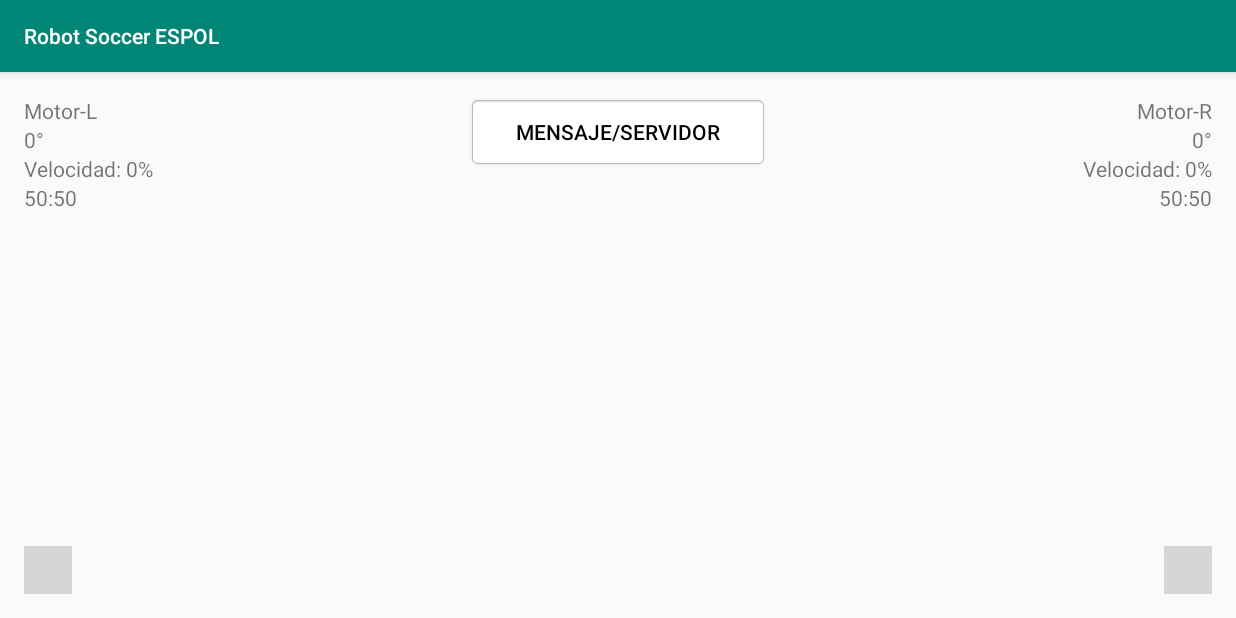
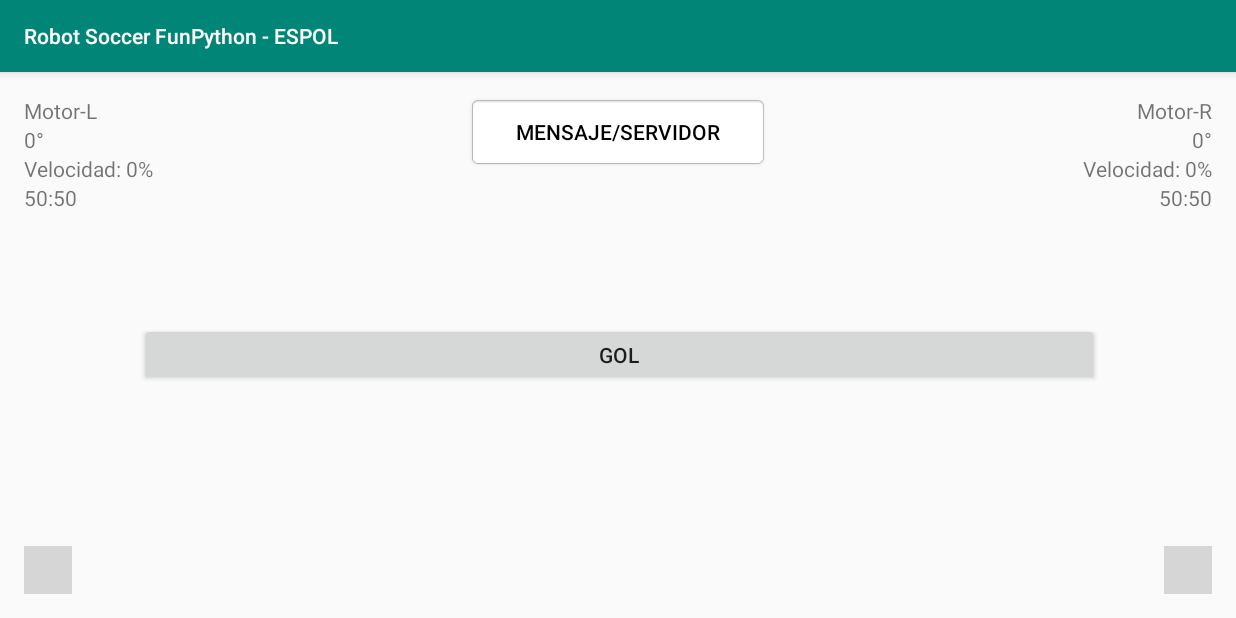
Before and after one commit to eduardisrael/robotSoccerJoystick, an Android app: the screen it shows after launch (MainActivity), on a phone screen of 824 x 412 dp (held sideways). Run offline under Robolectric (Android 15) with nearby library versions, the phone set to English and light mode, and no system bars; libraries missing offline, so code that uses them is left out: io.github.controlwear.virtual; plain views replace JoystickView; 4 statements that could not run were skipped; grey boxes are pictures that could not be loaded.

Commit message:
app-version1.0

```diff
--- a/app/build.gradle
+++ b/app/build.gradle
@@ -3,7 +3,7 @@ apply plugin: 'com.android.application'
 android {
     compileSdkVersion 28
     defaultConfig {
-        applicationId "com.example.israel.pruebanueva"
+        applicationId "com.example.israel.robotSoccerJoystick"
         minSdkVersion 19
         targetSdkVersion 28
         versionCode 1
--- a/app/src/main/java/com/example/israel/pruebanueva/MainActivity.java
+++ b/app/src/main/java/com/example/israel/robotSoccerJoystick/MainActivity.java
@@ -1,20 +1,20 @@
-package com.example.israel.pruebanueva;
+package com.example.israel.robotSoccerJoystick;
 
+import io.github.controlwear.virtual.joystick.android.JoystickView;
 import android.annotation.SuppressLint;
 import android.content.Intent;
 import android.os.Bundle;
 import android.support.v7.app.AppCompatActivity;
 import android.view.View;
 import android.widget.Button;
-import android.widget.ImageButton;
 import android.widget.TextView;
 
 
-import io.github.controlwear.virtual.joystick.android.JoystickView;
 
 public class MainActivity extends AppCompatActivity {
 
     private Button btnOpciones;
+    private Button btnDisparador;
 
 
     private TextView mTitleRight;
@@ -36,13 +36,11 @@ public class MainActivity extends AppCompatActivity {
         super.onCreate(savedInstanceState);
         setContentView(R.layout.activity_main);
 
-
         //joystick R
 
         mTextViewAngleRight = (TextView) findViewById(R.id.textView_angle_right);
         mTextViewStrengthRight = (TextView) findViewById(R.id.textView_strength_right);
         mTextViewCoordinateRight = findViewById(R.id.textView_coordinate_right);
-
 
 
         //metodos
@@ -54,46 +52,33 @@ public class MainActivity extends AppCompatActivity {
 
                 mTextViewAngleRight.setText(angle + "°");
                 //mTextViewStrengthRight.setText(strength + "%"); //velocidad, 101-200 adelante, 100 apagado, 99-0 reversa
-                //realizar validaciones con respecto al angulo
 
                 if(angle>=0 && angle<=180){ //parte superior
                     rightV = String.valueOf(strength +100);
                     mTextViewStrengthRight.setText(strength+100 + "%");
+                    if(angle>60 && angle<120) {
+                        System.out.println("240/" + leftV + "/" + rightV + "/0/" + "247");
+                        sendMessage("240/" + leftV + "/" + rightV + "/0/" + "247");
+                    }
+                    else {
+                        System.out.println("240/" + 100 + "/" + 100 + "/0/" + "247");
+                        sendMessage("240/" + 100 + "/" + 100 + "/0/" + "247");
+                    }
+
+                }
+                else { //parte inferior
+                    rightV = String.valueOf(-strength+100);
+                    mTextViewStrengthRight.setText(-strength+100 + "%");
+
+                    if (angle>240 && angle<300){
                     System.out.println("240/"+leftV+"/"+rightV+"/0/"+"247");
 
-                    /*
-                    //validacion iguales
-                    if(leftV==rightV){
-                        System.out.println("iguales");
+                    //sendMessage(mTextViewStrengthRight.getText().toString().replace("%",""));
+                    sendMessage("240/"+leftV+"/"+rightV+"/0/"+"247");}
+                    else{
+                        System.out.println("240/" + 100 + "/" + 100 + "/0/" + "247");
+                        sendMessage("240/" + 100 + "/" + 100 + "/0/" + "247");
                     }
-                    else{
-                        sendMessage("240/"+leftV+"/"+rightV+"/0/"+"247");
-                    }
-                    */
-                    //original
-                    sendMessage("240/"+leftV+"/"+rightV+"/0/"+"247");
-
-
-                    //Obtener valor
-                    //----funcional sendMessage(mTextViewStrengthRight.getText().toString().replace("%",""));
-                    //sendMessage(mTextViewStrengthRight.getText().toString());
-                }
-                else{ //parte inferior
-                    rightV = String.valueOf(-strength+100);
-                    mTextViewStrengthRight.setText(-strength+100 + "%");
-                    System.out.println("240/"+leftV+"/"+rightV+"/0/"+"247");
-                    /*
-                    //validacion iguales
-                    if(leftV==rightV){
-                        System.out.println("iguales");
-                    }
-                    else{
-                        sendMessage("240/"+leftV+"/"+rightV+"/0/"+"247");
-                    }
-                    //original --- sendMessage("240/"+leftV+"/"+rightV+"/0/"+"247");
-                    */
-
-                    sendMessage(mTextViewStrengthRight.getText().toString().replace("%",""));
                 }
 
 
@@ -106,7 +91,6 @@ public class MainActivity extends AppCompatActivity {
         });
 
         //Joystick L
-
         mTextViewAngleLeft = (TextView) findViewById(R.id.textView_angle_left);
         mTextViewStrengthLeft = (TextView) findViewById(R.id.textView_strength_left);
         mTextViewCoordinateLeft = findViewById(R.id.textView_coordinate_left);
@@ -121,17 +105,30 @@ public class MainActivity extends AppCompatActivity {
                 if(angle>=0 && angle<=180){
                     leftV = String.valueOf(strength +100);
                     mTextViewStrengthLeft.setText(strength+100 + "%");
+
+                    if(angle>60 && angle<120){
                     System.out.println("240/"+leftV+"/"+rightV+"/0/"+"247");
 
                     //sendMessage(mTextViewStrengthLeft.getText().toString().replace("%",""));
                     sendMessage("240/"+leftV+"/"+rightV+"/0/"+"247");
+                    }
+                    else {
+                        System.out.println("240/" + 100 + "/" + 100 + "/0/" + "247");
+                        sendMessage("240/" + 100 + "/" + 100 + "/0/" + "247");
+                    }
                 }
                 else{
                     leftV = String.valueOf(-strength+100);
                     mTextViewStrengthLeft.setText(-strength+100 + "%");
                     //sendMessage(mTextViewStrengthLeft.getText().toString().replace("%",""));
+                    if (angle>240 && angle<300){
                     System.out.println("240/"+leftV+"/"+rightV+"/0/"+"247");
                     sendMessage("240/"+leftV+"/"+rightV+"/0/"+"247");
+                    }
+                    else{
+                        System.out.println("240/" + 100 + "/" + 100 + "/0/" + "247");
+                        sendMessage("240/" + 100 + "/" + 100 + "/0/" + "247");
+                    }
 
 
                 }
@@ -150,43 +147,42 @@ public class MainActivity extends AppCompatActivity {
         btnOpciones.setOnClickListener(new View.OnClickListener() {
             @Override
             public void onClick(View view) {
-                //Intent intent=new Intent(MainActivity.this,TCP.class);
-                Intent in=new Intent(MainActivity.this,TCP.class);
+                //Intent intent=new Intent(MainActivity.this,Option.class);
+                Intent in=new Intent(MainActivity.this,Option.class);
                 startActivity(in);
             }
         });
 
+        btnDisparador=(Button)findViewById(R.id.btnBall);
 
+        btnDisparador.setOnClickListener(new View.OnClickListener() {
+            @Override
+            public void onClick(View view) {
+
+                try {
+
+                    System.out.println("240/" + 200 + "/" + 200 + "/0/" + "247");
+                    sendMessage("240/" + 200 + "/" + 200 + "/0/" + "247");
+                    System.out.println("240/" + 200 + "/" + 200 + "/0/" + "247");
+                    sendMessage("240/" + 200 + "/" + 200 + "/0/" + "247");
+                    System.out.println("240/" + 200 + "/" + 200 + "/0/" + "247");
+                    sendMessage("240/" + 200 + "/" + 200 + "/0/" + "247");
+
+                    Thread.sleep(500);
+                    sendMessage("240/" + 100 + "/" + 100 + "/0/" + "247");
+
+                } catch (Exception e) {
+                    e.printStackTrace();
+                }
+            }
+        });
 
     }
 
-
     //Metodo socket -- envia los datos de los Joystick al servidor ESP
     public void sendMessage(String dato) { //public void sendMessage(View v) {
-        MessageSender messageSender = new MessageSender();
+        MessageSocket messageSender = new MessageSocket();
         messageSender.execute(dato);
 
     }
 }
-
-
-
-
-
-
-/*
-
-private ImageButton btnDisparador;
-// Disparador -- sin accion en este momento
-        btnDisparador = (ImageButton)findViewById(R.id.btnBall);
-
-        btnDisparador.setOnClickListener(new View.OnClickListener() {
-            @Override
-            public void onClick(View view) {
-                //Intent intent=new Intent(MainActivity.this,TCP.class);
-                Intent in=new Intent(MainActivity.this,TCP.class);
-                startActivity(in);
-            }
-        });
-
-**/
--- a/app/src/main/res/layout/activity_main.xml
+++ b/app/src/main/res/layout/activity_main.xml
@@ -115,5 +115,17 @@
        custom:JV_borderColor="#424242"
        custom:JV_buttonColor="#424242"/>
 
+    <Button
+        android:id="@+id/btnBall"
+        android:layout_width="82dp"
+        android:layout_height="42dp"
+        android:layout_alignParentTop="true"
+        android:layout_marginStart="45dp"
+        android:layout_marginTop="151dp"
+        android:layout_marginEnd="43dp"
+        android:layout_toStartOf="@+id/joystickView_right"
+        android:layout_toEndOf="@+id/joystickView_left"
+        android:text="gol" />
+
 
 </RelativeLayout>
--- a/app/src/main/res/values/strings.xml
+++ b/app/src/main/res/values/strings.xml
@@ -1,3 +1,3 @@
 <resources>
-    <string name="app_name">Robot Soccer ESPOL</string>
+    <string name="app_name">Robot Soccer FunPython - ESPOL </string>
 </resources>
```
Also changed, not shown: app/src/main/AndroidManifest.xml (+4 -4 lines), app/src/main/java/com/example/israel/robotSoccerJoystick/MessageSocket.java (renamed from app/src/main/java/com/example/israel/pruebanueva/MessageSender.java, +8 -8 lines), app/src/main/java/com/example/israel/robotSoccerJoystick/Option.java (renamed from app/src/main/java/com/example/israel/pruebanueva/TCP.java, +5 -14 lines), app/src/main/res/layout/activity_option.xml (renamed from app/src/main/res/layout/activity_tcp.xml, +22 -8 lines), 6 other files.
